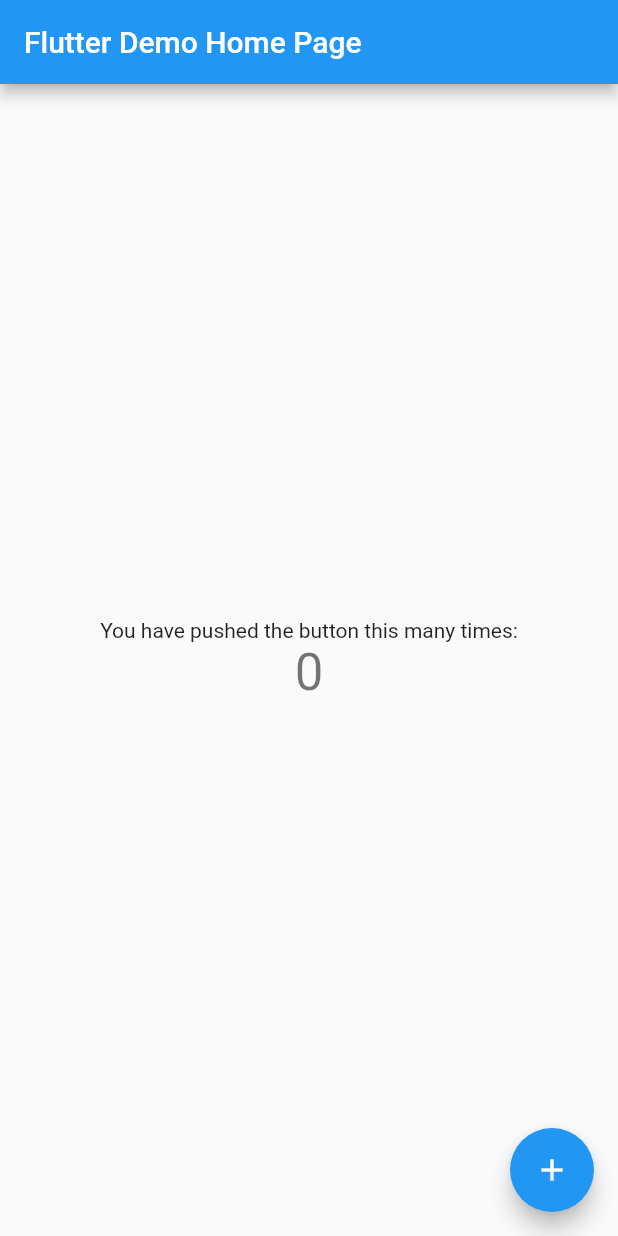
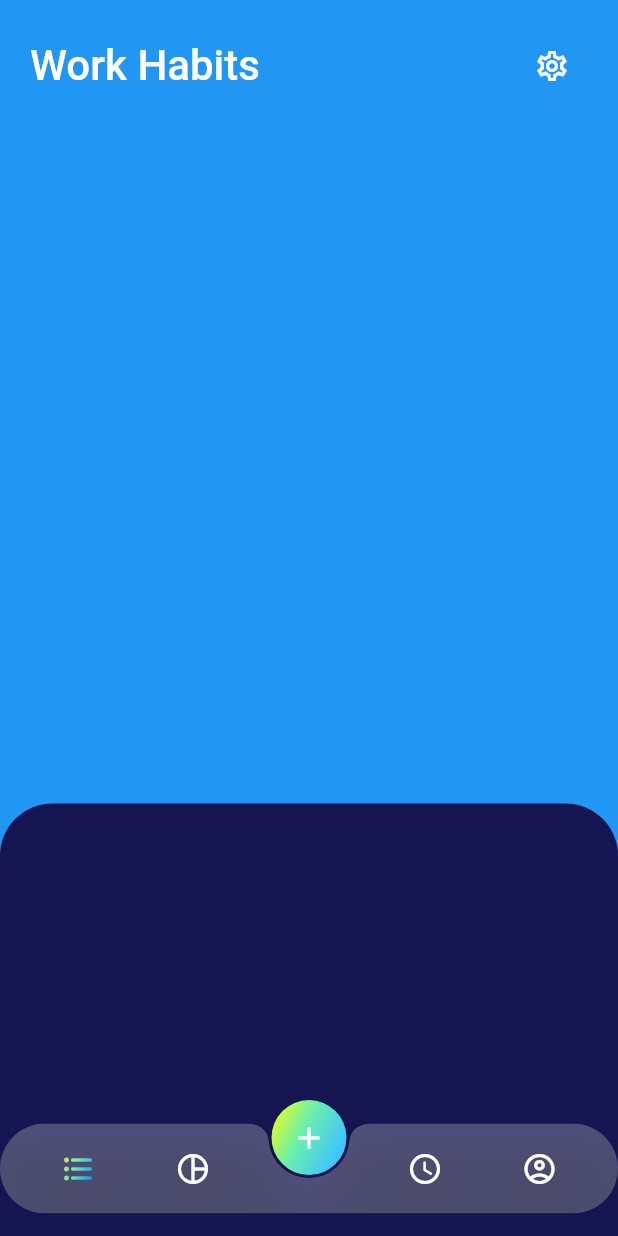
Before and after one commit to ocin-effendy/my_habit, a Flutter app: the screen it shows after launch, on a phone screen of 412 x 824 dp. Run offline on Flutter 3.47's test engine with Material 2 defaults, Android fonts, the light colour scheme and no system bars.

Commit message:
Add bottomNavigationBar

```diff
--- /dev/null
+++ b/lib/home_page.dart
@@ -0,0 +1,54 @@
+import 'package:flutter/material.dart';
+
+class HomePage extends StatelessWidget {
+  @override
+  Widget build(BuildContext context) {
+    return Scaffold(
+      extendBody: true,
+      body: Stack(
+        children: [
+					Container(
+							color: Colors.blue,
+					),
+					Align(
+						alignment: Alignment.bottomCenter,
+							child: Expanded(
+									child: Container(
+										width: MediaQuery.of(context).size.width,
+										height: MediaQuery.of(context).size.height * .35,
+										decoration: const BoxDecoration(
+											color: Color.fromRGBO(21, 21, 81, 1),
+											borderRadius: BorderRadius.only(
+												topLeft: Radius.circular(35),
+												topRight: Radius.circular(35),
+											)
+										),
+									)
+									),
+							),
+						SafeArea(
+						  child: Padding(
+						    padding: const EdgeInsets.all(20),
+						    child: Row(
+								mainAxisAlignment: MainAxisAlignment.spaceBetween,
+						    	children: [
+						  			const Text("Work Habits",
+											style: TextStyle(
+												color: Colors.white,
+												fontSize: 28,
+												fontWeight: FontWeight.w500
+											),
+										),
+										IconButton(
+											onPressed: (){},
+											icon: const Icon(Icons.settings_outlined, color: Colors.white,),
+										),
+						    	],
+						    ),
+						  ),
+						)
+				],
+      ),
+    );
+  }
+}
--- a/lib/main.dart
+++ b/lib/main.dart
@@ -1,4 +1,6 @@
 import 'package:flutter/material.dart';
+import 'package:my_habit/home_page.dart';
+import 'package:my_habit/root.dart';
 
 void main() {
   runApp(const MyApp());
@@ -7,109 +9,10 @@
 class MyApp extends StatelessWidget {
   const MyApp({Key? key}) : super(key: key);
 
-  // This widget is the root of your application.
   @override
   Widget build(BuildContext context) {
     return MaterialApp(
-      title: 'Flutter Demo',
-      theme: ThemeData(
-        // This is the theme of your application.
-        //
-        // Try running your application with "flutter run". You'll see the
-        // application has a blue toolbar. Then, without quitting the app, try
-        // changing the primarySwatch below to Colors.green and then invoke
-        // "hot reload" (press "r" in the console where you ran "flutter run",
-        // or simply save your changes to "hot reload" in a Flutter IDE).
-        // Notice that the counter didn't reset back to zero; the application
-        // is not restarted.
-        primarySwatch: Colors.blue,
-      ),
-      home: const MyHomePage(title: 'Flutter Demo Home Page'),
-    );
+			home: RootPage(),
+				);
   }
 }
-
-class MyHomePage extends StatefulWidget {
-  const MyHomePage({Key? key, required this.title}) : super(key: key);
-
-  // This widget is the home page of your application. It is stateful, meaning
-  // that it has a State object (defined below) that contains fields that affect
-  // how it looks.
-
-  // This class is the configuration for the state. It holds the values (in this
-  // case the title) provided by the parent (in this case the App widget) and
-  // used by the build method of the State. Fields in a Widget subclass are
-  // always marked "final".
-
-  final String title;
-
-  @override
-  State<MyHomePage> createState() => _MyHomePageState();
-}
-
-class _MyHomePageState extends State<MyHomePage> {
-  int _counter = 0;
-
-  void _incrementCounter() {
-    setState(() {
-      // This call to setState tells the Flutter framework that something has
-      // changed in this State, which causes it to rerun the build method below
-      // so that the display can reflect the updated values. If we changed
-      // _counter without calling setState(), then the build method would not be
-      // called again, and so nothing would appear to happen.
-      _counter++;
-    });
-  }
-
-  @override
-  Widget build(BuildContext context) {
-    // This method is rerun every time setState is called, for instance as done
-    // by the _incrementCounter method above.
-    //
-    // The Flutter framework has been optimized to make rerunning build methods
-    // fast, so that you can just rebuild anything that needs updating rather
-    // than having to individually change instances of widgets.
-    return Scaffold(
-      appBar: AppBar(
-        // Here we take the value from the MyHomePage object that was created by
-        // the App.build method, and use it to set our appbar title.
-        title: Text(widget.title),
-      ),
-      body: Center(
-        // Center is a layout widget. It takes a single child and positions it
-        // in the middle of the parent.
-        child: Column(
-          // Column is also a layout widget. It takes a list of children and
-          // arranges them vertically. By default, it sizes itself to fit its
-          // children horizontally, and tries to be as tall as its parent.
-          //
-          // Invoke "debug painting" (press "p" in the console, choose the
-          // "Toggle Debug Paint" action from the Flutter Inspector in Android
-          // Studio, or the "Toggle Debug Paint" command in Visual Studio Code)
-          // to see the wireframe for each widget.
-          //
-          // Column has various properties to control how it sizes itself and
-          // how it positions its children. Here we use mainAxisAlignment to
-          // center the children vertically; the main axis here is the vertical
-          // axis because Columns are vertical (the cross axis would be
-          // horizontal).
-          mainAxisAlignment: MainAxisAlignment.center,
-          children: <Widget>[
-            const Text(
-              'You have pushed the button this many times:',
-            ),
-            Text(
-              '$_counter',
-              style: Theme.of(context).textTheme.headline4,
-            ),
-          ],
-        ),
-      ),
-      floatingActionButton: FloatingActionButton(
-        onPressed: _incrementCounter,
-        tooltip: 'Increment',
-        child: const Icon(Icons.add),
-      ), // This trailing comma makes auto-formatting nicer for build methods.
-    );
-  }
-}
--- /dev/null
+++ b/lib/pages/habits_page.dart
@@ -0,0 +1,10 @@
+import 'package:flutter/material.dart';
+
+class Habits extends StatelessWidget {
+  @override
+  Widget build(BuildContext context) {
+    return Scaffold(
+      body: Container(color: Colors.blue, child: Center(child: Text("Habits Page"))),
+    );
+  }
+}
--- /dev/null
+++ b/lib/pages/profile_page.dart
@@ -0,0 +1,10 @@
+import 'package:flutter/material.dart';
+
+class Profile extends StatelessWidget {
+  @override
+  Widget build(BuildContext context) {
+    return Scaffold(
+      body: Container(color: Colors.blue,child: Center(child: Text("Profile Page"))),
+    );
+  }
+}
--- /dev/null
+++ b/lib/root.dart
@@ -0,0 +1,153 @@
+import 'package:flutter/material.dart';
+import 'package:my_habit/home_page.dart';
+import 'package:my_habit/pages/habits_page.dart';
+import 'package:my_habit/pages/profile_page.dart';
+
+class RootPage extends StatefulWidget {
+  const RootPage({Key? key}) : super(key: key);
+  @override
+  State<RootPage> createState() => _RootPageState();
+}
+
+class _RootPageState extends State<RootPage> {
+  int currentTab = 0;
+
+  List<Widget> screen = [HomePage(), Habits(), Profile()];
+
+  final PageStorageBucket bucket = PageStorageBucket();
+  Widget currentScreen = HomePage();
+
+  final iconsGradientColors =
+      List<Color>.from([Colors.yellow, Colors.greenAccent, Colors.blue]);
+
+  @override
+  Widget build(BuildContext context) {
+    return Scaffold(
+      extendBody: true,
+      body: PageStorage(
+        bucket: bucket,
+        child: currentScreen,
+      ),
+      bottomNavigationBar: getBottomBar(context),
+      floatingActionButtonLocation: CustomFloatingActionButtonLocation(
+          MediaQuery.of(context).size.width * 0.5 - 25,
+          MediaQuery.of(context).size.height * 0.89),
+      floatingActionButton: GestureDetector(
+        onTap: () {},
+        child: Container(
+          height: 50,
+          width: 50,
+          decoration: const BoxDecoration(
+              shape: BoxShape.circle,
+              gradient: LinearGradient(begin: Alignment.topLeft, colors: [
+                Colors.yellowAccent,
+                Colors.greenAccent,
+                Colors.lightBlueAccent
+              ])),
+          child: const Icon(
+            Icons.add,
+            color: Colors.white,
+          ),
+        ),
+      ),
+    );
+  }
+
+  Widget getBottomBar(BuildContext context) {
+    return Container(
+      margin: const EdgeInsets.only(bottom: 15),
+      height: 60,
+      child: ClipRRect(
+          borderRadius: BorderRadius.circular(30),
+          child: BottomAppBar(
+							color: Colors.white.withOpacity(0.25),
+              shape: const CircularNotchedRectangle(),
+              notchMargin: 2,
+              child: Row(
+                mainAxisAlignment: MainAxisAlignment.spaceBetween,
+                children: [
+                  SizedBox(
+                    width: MediaQuery.of(context).size.width * .5 - 25,
+                    child: Row(
+                      mainAxisAlignment: MainAxisAlignment.spaceEvenly,
+                      children: [
+                        IconButton(
+                          onPressed: () {
+														setState(() {
+																currentScreen = HomePage();
+																currentTab = 0;
+                              });
+                            },
+                            icon: currentTab == 0 ? ShaderMask(
+                              shaderCallback: (rect) => LinearGradient(
+                                colors: iconsGradientColors,
+																begin: Alignment.topLeft).createShader(rect),
+                                child: const Icon(Icons.format_list_bulleted_rounded, color: Colors.white,)
+                                ) : const Icon(Icons.format_list_bulleted_rounded, color: Colors.white)),
+                        IconButton(
+                            onPressed: () {
+                              setState(() {
+                                currentScreen = Habits();
+                                currentTab = 1;
+                              });
+                            },
+                            icon: currentTab == 1 ? ShaderMask(
+                              shaderCallback: (rect) => LinearGradient(
+                                colors: iconsGradientColors,
+                                begin: Alignment.topLeft).createShader(rect),
+                                child: const Icon(Icons.pie_chart_outline_rounded, color: Colors.white,)
+																) : const Icon(Icons.pie_chart_outline_rounded, color: Colors.white))
+                      ],
+                    ),
+                  ),
+                  SizedBox(
+                    width: MediaQuery.of(context).size.width * .5 - 25,
+                    child: Row(
+                      mainAxisAlignment: MainAxisAlignment.spaceEvenly,
+                      children: [
+                        IconButton(
+                            onPressed: () {
+                              setState(() {
+                                currentScreen = Habits();
+                                currentTab = 2;
+                              });
+                            },
+															icon: currentTab == 2 ? ShaderMask(
+                              shaderCallback: (rect) => LinearGradient(
+                                colors: iconsGradientColors,
+                                begin: Alignment.topLeft).createShader(rect),
+                                child: const Icon(Icons.access_time_rounded, color: Colors.white,)
+																) : const Icon(Icons.access_time_rounded, color: Colors.white)),
+                        IconButton(
+                            onPressed: () {
+                              setState(() {
+                                currentScreen = Profile();
+                                currentTab = 3;
+                              });
+                            },
+                            icon: currentTab == 3 ? ShaderMask(
+                              shaderCallback: (rect) => LinearGradient(
+                                colors: iconsGradientColors,
+                                begin: Alignment.topLeft).createShader(rect),
+                                child: const Icon(Icons.account_circle_outlined, color: Colors.white,)
+																) : const Icon(Icons.account_circle_outlined, color: Colors.white)),
+              ],
+                    ),
+                  )
+                ],
+              ))),
+    );
+  }
+}
+
+class CustomFloatingActionButtonLocation
+    implements FloatingActionButtonLocation {
+  final double x;
+  final double y;
+  const CustomFloatingActionButtonLocation(this.x, this.y);
+
+  @override
+  Offset getOffset(ScaffoldPrelayoutGeometry scaffoldGeometry) {
+    return Offset(x, y);
+  }
+}
```
